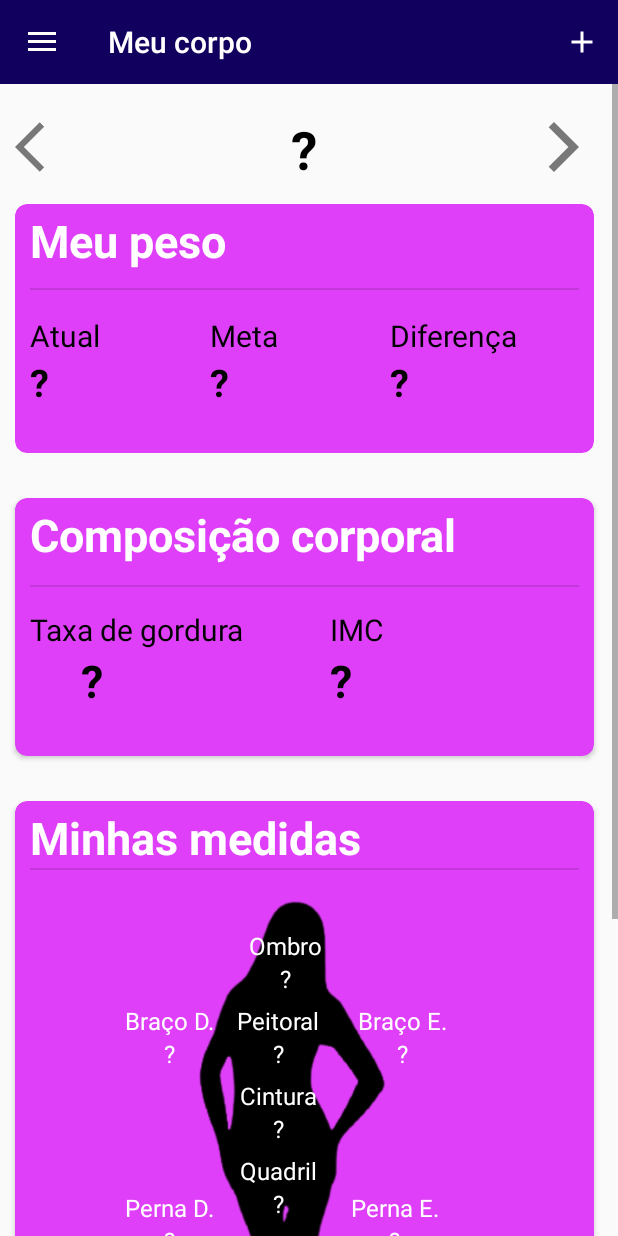
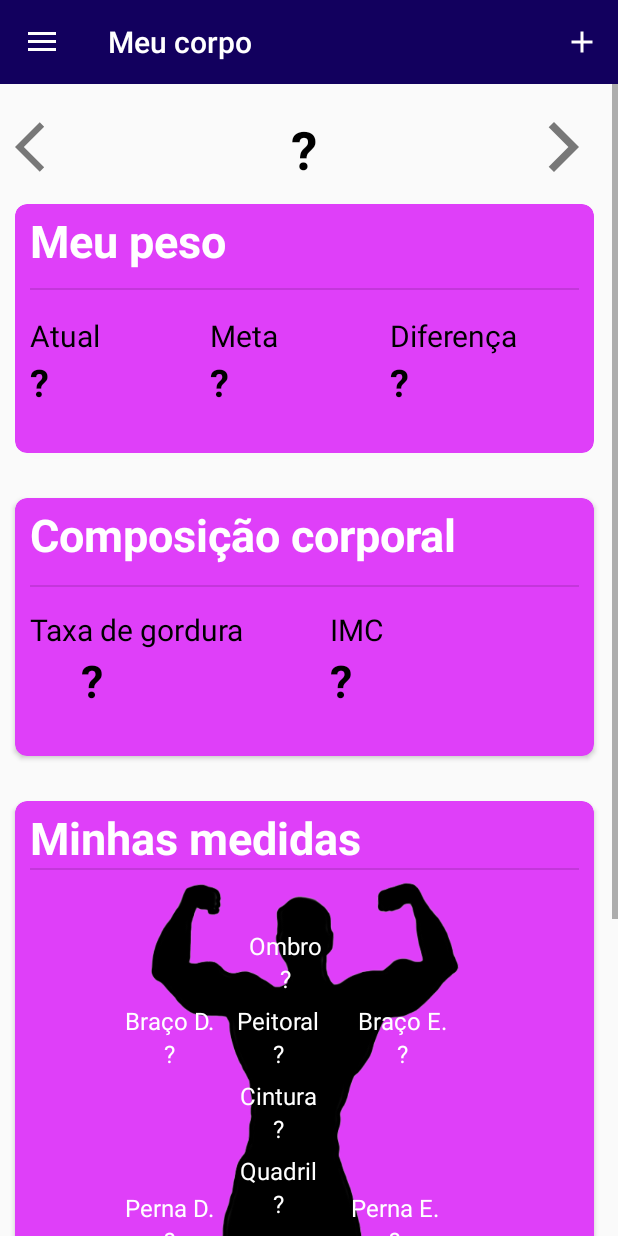
Before and after one commit to GuilhermeGomes1929/AppCardapioNaPalmaDaMao, an Android app: the Graphs screen opened directly, with no data from a screen before it, in the side drawer, after a tap on "Meu corpo", on a phone screen of 412 x 824 dp. Run offline under Robolectric (Android 15) with nearby library versions, the phone set to English and light mode, and no system bars; libraries missing offline, so code that uses them is left out: com.github.mikephil.charting, com.jjoe64.graphview; 7 statements that could not run were skipped.

Commit message:
Activity MyBody finished. Now it verifys if the user is a woman or a man and change the silhouette on activity.

```diff
--- a/app/src/main/java/com/example/aplicativonutricao/Graphs.java
+++ b/app/src/main/java/com/example/aplicativonutricao/Graphs.java
@@ -10,6 +10,8 @@ import android.support.v7.app.AppCompatActivity;
 import android.os.Bundle;
 import android.support.v7.widget.Toolbar;
 import android.view.MenuItem;
+import android.view.View;
+import android.widget.TextView;
 import android.widget.Toast;
 
 import com.github.mikephil.charting.charts.LineChart;
@@ -48,6 +50,7 @@ public class Graphs extends AppCompatActivity implements NavigationView.OnNaviga
         setupNavigationDrawer();
         navigationView = findViewById(R.id.nav_view);
         navigationView.setNavigationItemSelectedListener(this);
+        changeName();
 
         dao = new InfoDAO(this);
 
@@ -72,6 +75,17 @@ public class Graphs extends AppCompatActivity implements NavigationView.OnNaviga
 
 
 
+    }
+
+    public void changeName(){
+
+        View headerLayout = getLayoutInflater().inflate(R.layout.nav_header, null);
+        TextView name = headerLayout.findViewById(R.id.nav_name);
+
+        InfoDAO infoDAO = new InfoDAO(this);
+
+
+        name.setText(infoDAO.obterNomeIdadeAltura().get(0));
     }
 
     public void setupGraphs(int chartId, ArrayList<String> data, final ArrayList<String> date , String label){
--- a/app/src/main/java/com/example/aplicativonutricao/MainActivity.java
+++ b/app/src/main/java/com/example/aplicativonutricao/MainActivity.java
@@ -1,15 +1,19 @@
 package com.example.aplicativonutricao;
 
 
+import android.Manifest;
 import android.content.ContentValues;
 import android.content.Context;
 import android.content.Intent;
 
 
+import android.content.pm.PackageManager;
 import android.icu.text.IDNA;
 import android.support.annotation.NonNull;
 import android.support.design.widget.FloatingActionButton;
 import android.support.design.widget.NavigationView;
+import android.support.v4.app.ActivityCompat;
+import android.support.v4.content.ContextCompat;
 import android.support.v4.widget.DrawerLayout;
 import android.support.v7.app.AlertDialog;
 import android.support.v7.app.AppCompatActivity;
@@ -48,6 +52,8 @@ public class MainActivity extends AppCompatActivity{
         //Verifica se já existe as informações no banco de dados
         verifyFirstData();
 
+        //Verifica se há permissões no aplicativo
+        checkPermissions();
 
         //Título da activity
         toolbar = findViewById(R.id.toolbar);
@@ -70,6 +76,12 @@ public class MainActivity extends AppCompatActivity{
         });
 
 
+    }
+
+    public void checkPermissions(){
+        if (ContextCompat.checkSelfPermission(this, Manifest.permission.READ_EXTERNAL_STORAGE) !=  PackageManager.PERMISSION_GRANTED){
+            ActivityCompat.requestPermissions(this, new String[]{Manifest.permission.READ_EXTERNAL_STORAGE}, 1);
+        }
     }
 
     public void verifyFirstData(){
--- a/app/src/main/java/com/example/aplicativonutricao/MyBody.java
+++ b/app/src/main/java/com/example/aplicativonutricao/MyBody.java
@@ -16,6 +16,7 @@ import android.view.MenuItem;
 import android.view.View;
 import android.widget.ArrayAdapter;
 import android.widget.Button;
+import android.widget.ImageView;
 import android.widget.Spinner;
 import android.widget.TextView;
 import android.widget.Toast;
@@ -56,7 +57,11 @@ public class MyBody extends AppCompatActivity implements NavigationView.OnNaviga
         setupNavigationDrawer();
         navigationView = findViewById(R.id.nav_view);
         navigationView.setNavigationItemSelectedListener(this);
+        changeName();
 
+
+        //Muda a imagem se for homem ou mulher
+        checkIsMaleOrFemale();
 
 
         //setup dos textViews das informações
@@ -173,6 +178,34 @@ public class MyBody extends AppCompatActivity implements NavigationView.OnNaviga
 
 
 
+
+    }
+
+    public void changeName(){
+
+        View headerLayout = getLayoutInflater().inflate(R.layout.nav_header, null);
+        TextView name = headerLayout.findViewById(R.id.nav_name);
+
+        InfoDAO infoDAO = new InfoDAO(this);
+
+
+        name.setText(infoDAO.obterNomeIdadeAltura().get(0));
+    }
+
+    public void checkIsMaleOrFemale(){
+        InfoDAO infoDAO = new InfoDAO(this);
+        String sex = infoDAO.obterNomeIdadeAltura().get(2);
+
+        String[] sexType = new String[]{"Masculino", "Feminino"};
+
+        ImageView silhouette = findViewById(R.id.silhouette);
+
+        if (sex.equals(sexType[0])){
+            silhouette.setImageResource(R.drawable.male_silhouette);
+
+        }if (sex.equals(sexType[1])){
+            silhouette.setImageResource(R.drawable.woman_silhouette);
+        }
 
     }
 
--- a/app/src/main/res/layout/activity_my_body.xml
+++ b/app/src/main/res/layout/activity_my_body.xml
@@ -362,13 +362,13 @@
                         app:layout_constraintTop_toTopOf="parent" />
 
                     <ImageView
-                        android:id="@+id/imageView"
+                        android:id="@+id/silhouette"
                         android:layout_width="wrap_content"
                         android:layout_height="400dp"
                         android:layout_marginTop="10dp"
                         app:layout_constraintStart_toStartOf="parent"
                         app:layout_constraintTop_toBottomOf="@+id/textView13"
-                        app:srcCompat="@drawable/silhouet_woman" />
+                        app:srcCompat="@drawable/male_silhouette" />
 
                     <TextView
                         android:id="@+id/textView8"
--- a/app/src/main/res/layout/nav_header.xml
+++ b/app/src/main/res/layout/nav_header.xml
@@ -18,6 +18,7 @@
         android:src="@drawable/perfil"/>
 
     <TextView
+        android:id="@+id/nav_name"
         android:layout_width="match_parent"
         android:layout_height="wrap_content"
         android:paddingTop="16dp"
```
Also changed, not shown: app/src/main/java/com/example/aplicativonutricao/ShowMenu.java (+12 -0 lines), app/src/main/res/drawable/male_silhouette.png (added), app/src/main/res/drawable/woman_silhouette.png (renamed from app/src/main/res/drawable/silhouet_woman.png).
